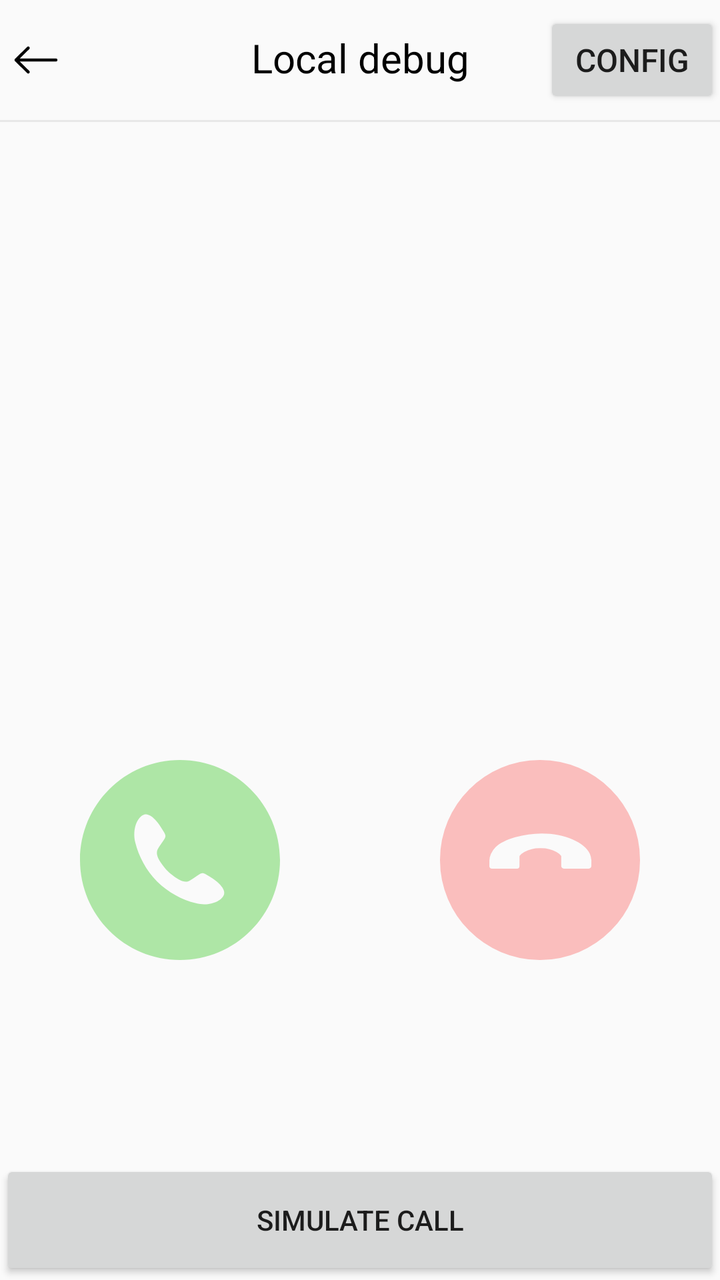
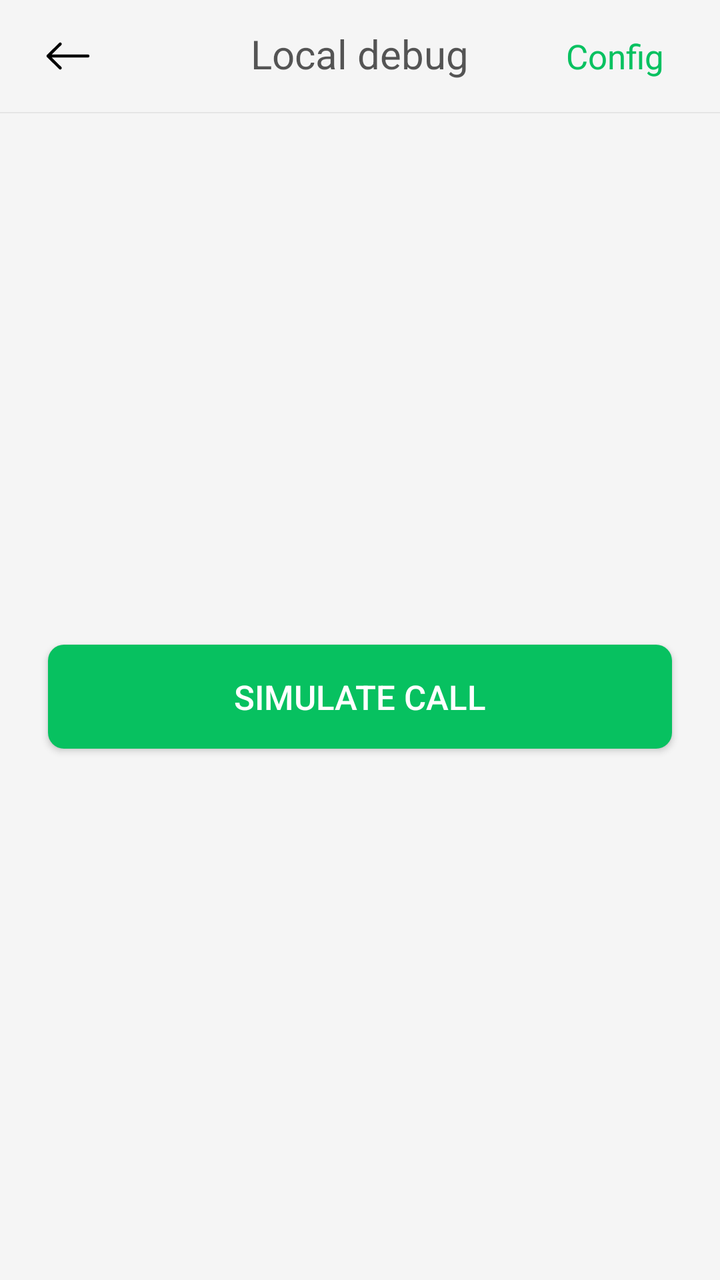

Before-and-after screenshots of an Android layout around one commit, followed by the original layout XML and the change that was made.
<!-- AndroidManifest.xml: another module's application theme Theme.AppCompat.DayNight.NoActionBar -->
<!-- res/layout/activity_local_testing_main.xml -->
<?xml version="1.0" encoding="utf-8"?>
<LinearLayout xmlns:android="http://schemas.android.com/apk/res/android"
    xmlns:app="http://schemas.android.com/apk/res-auto"
    xmlns:tools="http://schemas.android.com/tools"
    android:layout_width="match_parent"
    android:layout_height="match_parent"
    android:orientation="vertical"
    tools:context=".LocalTestingMainActivity">
    <FrameLayout
        android:layout_width="match_parent"
        android:layout_height="60dp">
        <ImageView
            android:id="@+id/back_icon"
            android:layout_width="wrap_content"
            android:layout_height="wrap_content"
            android:src="@drawable/icon_back"
            android:layout_gravity="start|center_vertical"/>
        <TextView
            android:layout_width="match_parent"
            android:layout_height="match_parent"
            android:gravity="center"
            android:includeFontPadding="false"
            android:textColor="@color/black"
            android:textSize="20sp"
            android:text="@string/local_debug"/>
        <Button
            android:id="@+id/btn_setting"
            android:layout_gravity="right|center_vertical"
            android:layout_width="wrap_content"
            android:layout_height="wrap_content"
            android:paddingTop="8dp"
            android:paddingBottom="8dp"
            android:textSize="16sp"
            android:text="@string/config_btn"/>
    </FrameLayout>
    <View
        android:layout_width="match_parent"
        android:layout_height="1dp"
        android:background="#e7e7e7"/>
    <LinearLayout
        android:layout_width="match_parent"
        android:layout_height="match_parent"
        android:orientation="vertical">

        <LinearLayout
            android:layout_width="match_parent"
            android:layout_height="0dp"
            android:layout_weight="1"
            android:gravity="center|bottom"
            android:paddingBottom="100dp"
            android:orientation="horizontal">
            <Button
                android:id="@+id/btn_fake_incall"
                android:layout_width="100dp"
                android:layout_height="100dp"
                android:enabled="false"
                android:background="@drawable/button_answer_selector"/>

            <Button
                android:layout_marginLeft="80dp"
                android:id="@+id/btn_fake_endcall"
                android:layout_width="100dp"
                android:layout_height="100dp"
                android:enabled="false"
                android:background="@drawable/button_hangup_selector"/>
        </LinearLayout>

        <Button
            android:id="@+id/btn_fake_precall"
            android:layout_width="match_parent"
            android:layout_height="60dp"
            android:text="@string/simulate_call" />

    </LinearLayout>




</LinearLayout>
<!-- resources referenced by this layout -->
<resources>
  <color name="black">#FF000000</color>
  <!-- drawable button_answer_selector (drawable) -->
  <?xml version="1.0" encoding="utf-8"?>
  <selector xmlns:tools="http://schemas.android.com/tools" xmlns:android="http://schemas.android.com/apk/res/android">
      <item android:drawable="@drawable/answer" android:state_enabled="true" />
      <item android:drawable="@drawable/answer_unable" tools:ignore="StateListReachable" />
  </selector>
  <!-- drawable button_hangup_selector (drawable) -->
  <?xml version="1.0" encoding="utf-8"?>
  <selector xmlns:tools="http://schemas.android.com/tools" xmlns:android="http://schemas.android.com/apk/res/android">
      <item android:drawable="@drawable/hangup" android:state_enabled="true" />
      <item android:drawable="@drawable/hangup_unable" tools:ignore="StateListReachable" />
  </selector>
  <!-- drawable icon_back (drawable) -->
  <vector xmlns:android="http://schemas.android.com/apk/res/android"
      android:width="36dp"
      android:height="36dp"
      android:viewportWidth="36"
      android:viewportHeight="36">
    <path
        android:pathData="M28,18L8,18M14.12,24L8,18L14.12,12"
        android:strokeLineJoin="round"
        android:strokeWidth="1.500000"
        android:fillColor="#00000000"
        android:strokeColor="#000000"
        android:strokeLineCap="round"/>
  </vector>
  <string name="config_btn">Config</string>
  <string name="local_debug">Local debug</string>
  <string name="simulate_call">Simulate call</string>
  <!-- drawable answer (drawable) -->
  <vector xmlns:android="http://schemas.android.com/apk/res/android"
      android:width="128dp"
      android:height="128dp"
      android:viewportWidth="1024"
      android:viewportHeight="1024">
    <path
        android:pathData="M512,0c282.8,0 512,229.2 512,512S794.8,1024 512,1024 0,794.8 0,512 229.2,0 512,0zM430.8,370.7c-55.2,-98.4 -91.9,-94.4 -100.9,-91.9 -35.4,9.9 -64.1,74.3 -46.6,144.7 17.6,70.8 55,141.5 111.4,198.4 57,56.6 127.8,93.9 198.5,111.5 70.4,17.6 134.9,-11.1 144.7,-46.6 2.4,-9 6.5,-45.6 -92,-100.8 -28.2,-15.9 -26.8,-3.6 -84.4,31.6 -26.9,16.4 -63.4,-10.6 -63.4,-10.6 -2,-1.3 -29.7,-19 -49.5,-38.9 -20.6,-20.6 -39,-49.5 -39,-49.5s-27,-36.5 -10.5,-63.4c35.3,-57.5 47.4,-56.2 31.6,-84.5z"
        android:fillColor="#18C000"/>
  </vector>
  <!-- drawable answer_unable (drawable) -->
  <vector xmlns:android="http://schemas.android.com/apk/res/android"
      android:width="128dp"
      android:height="128dp"
      android:viewportWidth="1024"
      android:viewportHeight="1024">
    <path
        android:pathData="M512,0c282.8,0 512,229.2 512,512S794.8,1024 512,1024 0,794.8 0,512 229.2,0 512,0zM430.8,370.7c-55.2,-98.4 -91.9,-94.4 -100.9,-91.9 -35.4,9.9 -64.1,74.3 -46.6,144.7 17.6,70.8 55,141.5 111.4,198.4 57,56.6 127.8,93.9 198.5,111.5 70.4,17.6 134.9,-11.1 144.7,-46.6 2.4,-9 6.5,-45.6 -92,-100.8 -28.2,-15.9 -26.8,-3.6 -84.4,31.6 -26.9,16.4 -63.4,-10.6 -63.4,-10.6 -2,-1.3 -29.7,-19 -49.5,-38.9 -20.6,-20.6 -39,-49.5 -39,-49.5s-27,-36.5 -10.5,-63.4c35.3,-57.5 47.4,-56.2 31.6,-84.5z"
        android:fillColor="#5518C000"/>
  </vector>
  <!-- unchanged entries left out for length: 2 -->
</resources>

<!-- the commit's change to res/layout/activity_local_testing_main.xml (unified diff, before → after) -->
@@ -1,14 +1,19 @@
 <?xml version="1.0" encoding="utf-8"?>
 <LinearLayout xmlns:android="http://schemas.android.com/apk/res/android"
-    xmlns:app="http://schemas.android.com/apk/res-auto"
     xmlns:tools="http://schemas.android.com/tools"
     android:layout_width="match_parent"
     android:layout_height="match_parent"
     android:orientation="vertical"
+    android:background="#F5F5F5"
     tools:context=".LocalTestingMainActivity">
+
+    
     <FrameLayout
         android:layout_width="match_parent"
-        android:layout_height="60dp">
+        android:layout_height="56dp"
+        android:paddingStart="16dp"
+        android:paddingEnd="16dp">
+
         <ImageView
             android:id="@+id/back_icon"
             android:layout_width="wrap_content"
@@ -16,64 +21,100 @@
             android:src="@drawable/icon_back"
             android:layout_gravity="start|center_vertical"/>
         <TextView
-            android:layout_width="match_parent"
-            android:layout_height="match_parent"
-            android:gravity="center"
-            android:includeFontPadding="false"
-            android:textColor="@color/black"
-            android:textSize="20sp"
-            android:text="@string/local_debug"/>
-        <Button
-            android:id="@+id/btn_setting"
-            android:layout_gravity="right|center_vertical"
             android:layout_width="wrap_content"
             android:layout_height="wrap_content"
-            android:paddingTop="8dp"
-            android:paddingBottom="8dp"
-            android:textSize="16sp"
-            android:text="@string/config_btn"/>
+            android:layout_gravity="center"
+            android:text="@string/local_debug"
+            android:textColor="@color/common_text_neutral_black"
+            android:textSize="20sp"
+            android:includeFontPadding="false" />
+
+        <TextView
+            android:id="@+id/btn_setting"
+            android:layout_width="wrap_content"
+            android:layout_height="match_parent"
+            android:layout_gravity="end|center_vertical"
+            android:gravity="center"
+            android:paddingStart="12dp"
+            android:paddingEnd="12dp"
+            android:text="@string/config_btn"
+            android:textColor="#07C160"
+            android:textSize="17sp" />
     </FrameLayout>
+
     <View
         android:layout_width="match_parent"
-        android:layout_height="1dp"
-        android:background="#e7e7e7"/>
-    <LinearLayout
+        android:layout_height="0.5dp"
+        android:background="#E5E5E5" />
+
+    <FrameLayout
+        android:id="@+id/content_layout"
         android:layout_width="match_parent"
-        android:layout_height="match_parent"
-        android:orientation="vertical">
+        android:layout_height="0dp"
+        android:layout_weight="1">
+
+        <Button
+            android:id="@+id/btn_simulate_call"
+            android:layout_width="match_parent"
+            android:layout_height="52dp"
+            android:layout_gravity="center"
+            android:layout_margin="24dp"
+            android:background="@drawable/bg_button_green_rounded"
+            android:text="@string/simulate_call"
+            android:textColor="@android:color/white"
+            android:textSize="17sp" />
 
         <LinearLayout
+            android:id="@+id/layout_state"
+            android:layout_width="wrap_content"
+            android:layout_height="wrap_content"
+            android:layout_gravity="center"
+            android:gravity="center"
+            android:orientation="vertical"
+            android:padding="24dp"
+            android:visibility="gone">
+
+            
+            <ImageView
+                android:id="@+id/iv_ringing_bell"
+                android:layout_width="60dp"
+                android:layout_height="60dp"/>
+
+            <TextView
+                android:id="@+id/tv_state"
+                android:layout_width="wrap_content"
+                android:layout_height="wrap_content"
+                android:layout_marginTop="12dp"
+                android:text="@string/ringing"
+                android:textColor="@color/white"
+                android:textSize="16sp" />
+        </LinearLayout>
+
+        <LinearLayout
+            android:id="@+id/layout_incoming_call"
             android:layout_width="match_parent"
-            android:layout_height="0dp"
-            android:layout_weight="1"
-            android:gravity="center|bottom"
-            android:paddingBottom="100dp"
-            android:orientation="horizontal">
-            <Button
-                android:id="@+id/btn_fake_incall"
-                android:layout_width="100dp"
-                android:layout_height="100dp"
-                android:enabled="false"
-                android:background="@drawable/button_answer_selector"/>
+            android:layout_height="wrap_content"
+            android:layout_gravity="center|bottom"
+            android:gravity="center"
+            android:orientation="horizontal"
+            android:padding="24dp"
+            android:visibility="gone">
 
             <Button
-                android:layout_marginLeft="80dp"
-                android:id="@+id/btn_fake_endcall"
-                android:layout_width="100dp"
-                android:layout_height="100dp"
-                android:enabled="false"
-                android:background="@drawable/button_hangup_selector"/>
+                android:id="@+id/btn_accept"
+                android:layout_width="90dp"
+                android:layout_height="90dp"
+                android:layout_marginEnd="60dp"
+                android:background="@drawable/button_answer_selector"
+                android:scaleType="centerInside" />
+
+            <Button
+                android:id="@+id/btn_decline"
+                android:layout_width="90dp"
+                android:layout_height="90dp"
+                android:background="@drawable/button_hangup_selector"
+                android:enabled="true"
+                android:scaleType="centerInside" />
         </LinearLayout>
-
-        <Button
-            android:id="@+id/btn_fake_precall"
-            android:layout_width="match_parent"
-            android:layout_height="60dp"
-            android:text="@string/simulate_call" />
-
-    </LinearLayout>
-
-
-
-
+    </FrameLayout>
 </LinearLayout>
<!-- resource entries referenced after the edit -->
@@ -1,6 +1,12 @@
 <!-- resources referenced by this layout -->
 <resources>
-  <color name="black">#FF000000</color>
+  <color name="common_text_neutral_black">#A8000000</color>
+  <color name="white">#FFFFFFFF</color>
+  <!-- drawable bg_button_green_rounded (drawable) -->
+  <shape xmlns:android="http://schemas.android.com/apk/res/android">
+      <solid android:color="#07C160" />
+      <corners android:radius="8dp" />
+  </shape>
   <!-- drawable button_answer_selector (drawable) -->
   <?xml version="1.0" encoding="utf-8"?>
   <selector xmlns:tools="http://schemas.android.com/tools" xmlns:android="http://schemas.android.com/apk/res/android">
@@ -29,6 +35,7 @@
   </vector>
   <string name="config_btn">Config</string>
   <string name="local_debug">Local debug</string>
+  <string name="ringing">Ringing...</string>
   <string name="simulate_call">Simulate call</string>
   <!-- drawable answer (drawable) -->
   <vector xmlns:android="http://schemas.android.com/apk/res/android"
